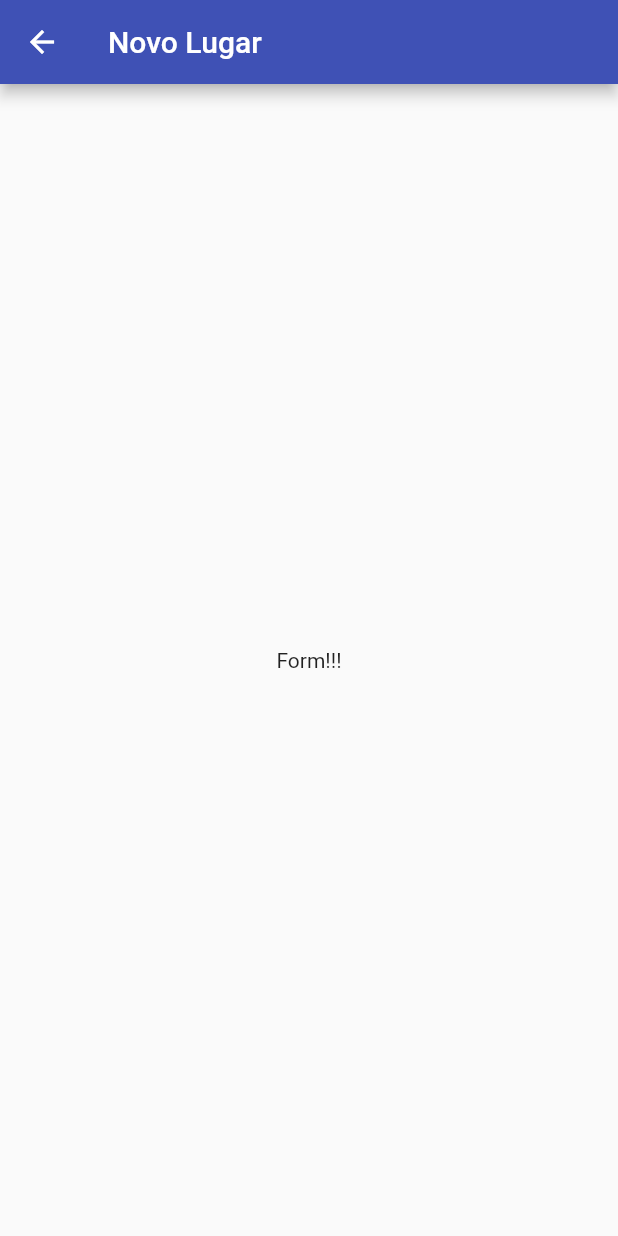
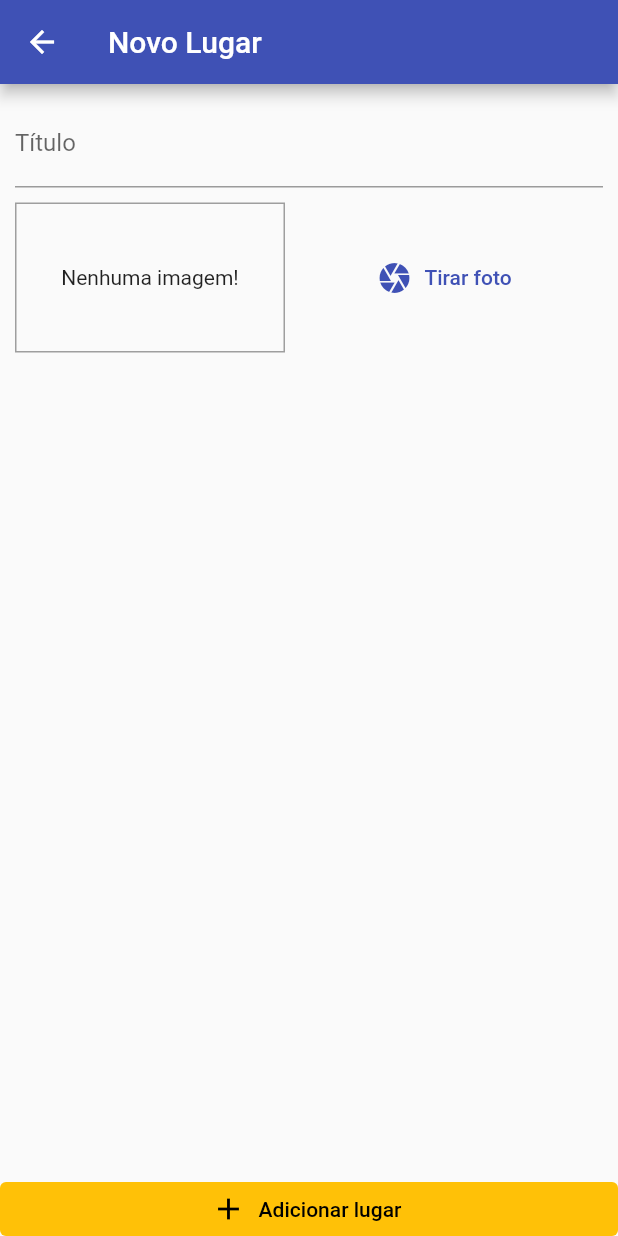
Before and after one commit to oscarbfs/GreatPlaces, a Flutter app: the PlaceFormScreen screen opened by its route, on a phone screen of 412 x 824 dp. Run offline on Flutter 3.47's test engine with Material 2 defaults, Android fonts, the phone set to English and light mode, and no system bars.

Commit message:
Formulário Novo Lugar

```diff
--- a/lib/screens/place_form_screen.dart
+++ b/lib/screens/place_form_screen.dart
@@ -1,4 +1,5 @@
 import 'package:flutter/material.dart';
+import 'package:great_places/widgets/image_input.dart';
 
 class PlaceFormScreen extends StatefulWidget {
   const PlaceFormScreen({Key? key}) : super(key: key);
@@ -8,14 +9,49 @@ class PlaceFormScreen extends StatefulWidget {
 }
 
 class _PlaceFormScreenState extends State<PlaceFormScreen> {
+  final _titleController = TextEditingController();
+
+  void _submitForm() {}
+
   @override
   Widget build(BuildContext context) {
     return Scaffold(
       appBar: AppBar(
         title: Text('Novo Lugar'),
       ),
-      body: Center(
-        child: Text('Form!!!'),
+      body: Column(
+        crossAxisAlignment: CrossAxisAlignment.stretch,
+        children: [
+          Expanded(
+            child: SingleChildScrollView(
+              child: Padding(
+                padding: const EdgeInsets.all(10),
+                child: Column(
+                  children: <Widget>[
+                    TextField(
+                      controller: _titleController,
+                      decoration: const InputDecoration(
+                        labelText: 'Título',
+                      ),
+                    ),
+                    const SizedBox(height: 10),
+                    const ImageInput(),
+                  ],
+                ),
+              ),
+            ),
+          ),
+          ElevatedButton.icon(
+            icon: const Icon(Icons.add),
+            label: const Text('Adicionar lugar'),
+            style: ElevatedButton.styleFrom(
+                onPrimary: Colors.black,
+                primary: Theme.of(context).accentColor,
+                elevation: 0,
+                tapTargetSize: MaterialTapTargetSize.shrinkWrap),
+            onPressed: _submitForm,
+          )
+        ],
       ),
     );
   }
--- /dev/null
+++ b/lib/widgets/image_input.dart
@@ -0,0 +1,38 @@
+import 'package:flutter/material.dart';
+
+class ImageInput extends StatefulWidget {
+  const ImageInput({Key? key}) : super(key: key);
+
+  @override
+  _ImageInputState createState() => _ImageInputState();
+}
+
+class _ImageInputState extends State<ImageInput> {
+  @override
+  Widget build(BuildContext context) {
+    return Row(
+      children: [
+        Container(
+          width: 180,
+          height: 100,
+          decoration: BoxDecoration(
+            border: Border.all(width: 1, color: Colors.grey),
+          ),
+          alignment: Alignment.center,
+          child: const Text('Nenhuma imagem!'),
+        ),
+        const SizedBox(height: 10),
+        Expanded(
+          child: TextButton.icon(
+            icon: const Icon(Icons.camera),
+            label: const Text('Tirar foto'),
+            style: ElevatedButton.styleFrom(
+              onPrimary: Theme.of(context).primaryColor,
+            ),
+            onPressed: () {},
+          ),
+        )
+      ],
+    );
+  }
+}
```
